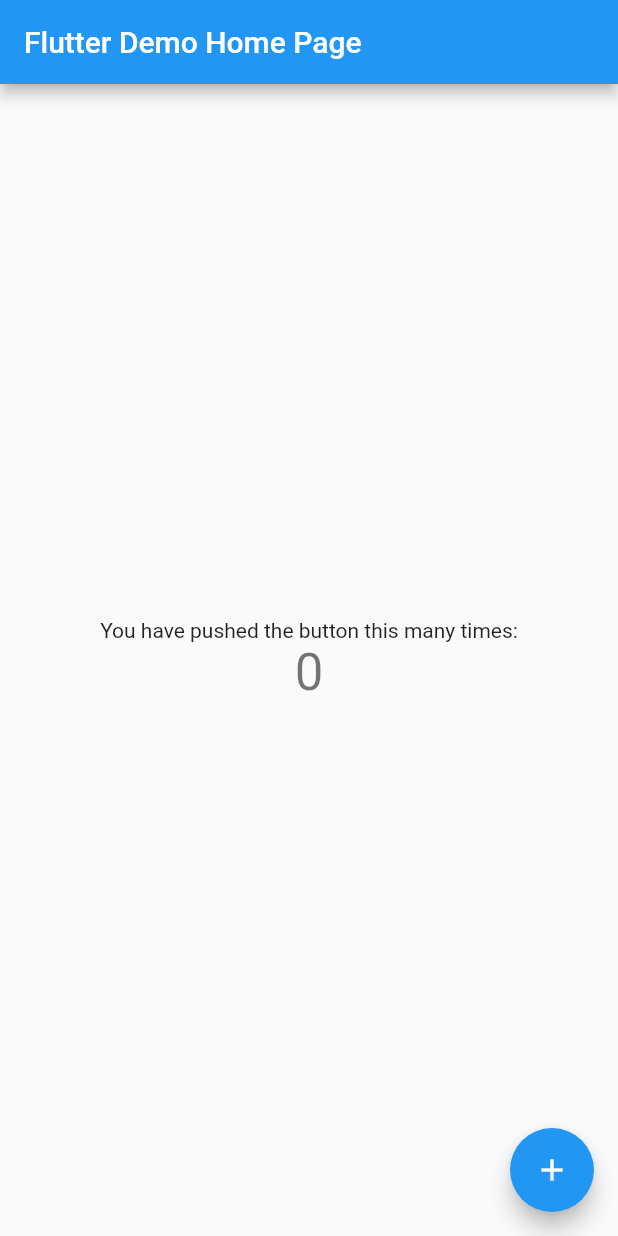
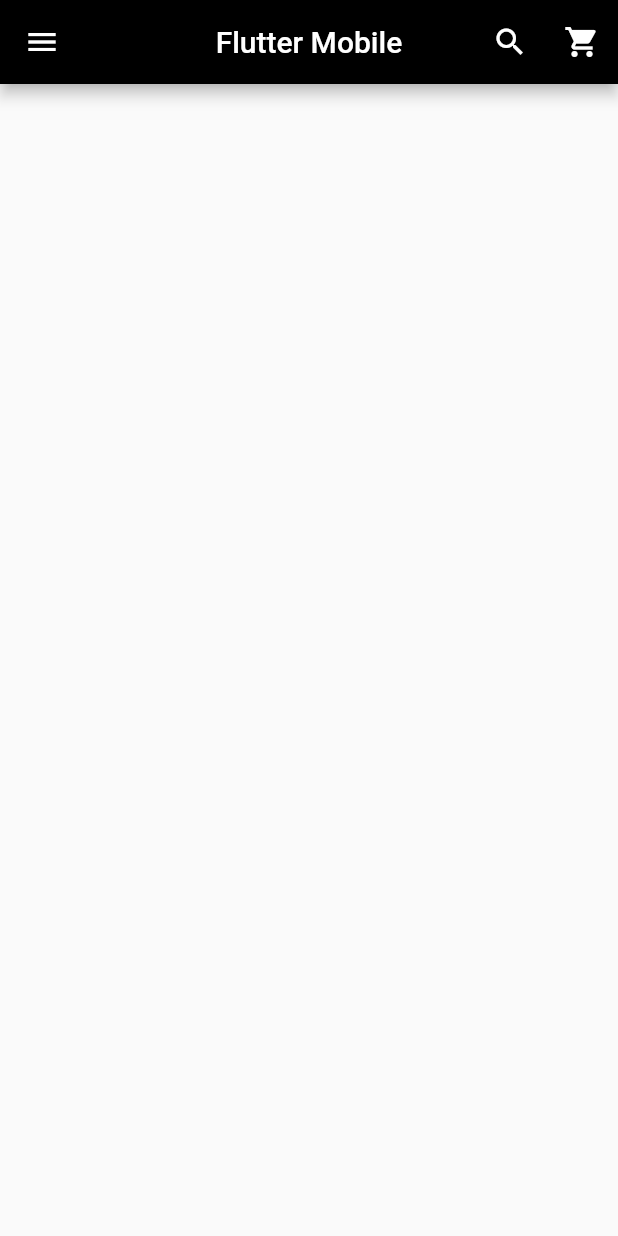
Before and after one commit to Luiz-fss/interface_responsiva, a Flutter app: the screen it shows after launch, on a phone screen of 412 x 824 dp. Run offline on Flutter 3.47's test engine with Material 2 defaults, Android fonts, the phone set to English and light mode, and no system bars.

Commit message:
Criação das apps bar para mobile e na web

```diff
--- a/lib/main.dart
+++ b/lib/main.dart
@@ -1,4 +1,5 @@
 import 'package:flutter/material.dart';
+import 'package:interface_responsiva/pages/home/home-page.dart';
 
 void main() {
   runApp(const MyApp());
@@ -7,109 +8,15 @@ void main() {
 class MyApp extends StatelessWidget {
   const MyApp({Key? key}) : super(key: key);
 
-  // This widget is the root of your application.
   @override
   Widget build(BuildContext context) {
     return MaterialApp(
       title: 'Flutter Demo',
+      debugShowCheckedModeBanner: false,
       theme: ThemeData(
-        // This is the theme of your application.
-        //
-        // Try running your application with "flutter run". You'll see the
-        // application has a blue toolbar. Then, without quitting the app, try
-        // changing the primarySwatch below to Colors.green and then invoke
-        // "hot reload" (press "r" in the console where you ran "flutter run",
-        // or simply save your changes to "hot reload" in a Flutter IDE).
-        // Notice that the counter didn't reset back to zero; the application
-        // is not restarted.
         primarySwatch: Colors.blue,
       ),
-      home: const MyHomePage(title: 'Flutter Demo Home Page'),
+      home: const HomePage(),
     );
   }
 }
-
-class MyHomePage extends StatefulWidget {
-  const MyHomePage({Key? key, required this.title}) : super(key: key);
-
-  // This widget is the home page of your application. It is stateful, meaning
-  // that it has a State object (defined below) that contains fields that affect
-  // how it looks.
-
-  // This class is the configuration for the state. It holds the values (in this
-  // case the title) provided by the parent (in this case the App widget) and
-  // used by the build method of the State. Fields in a Widget subclass are
-  // always marked "final".
-
-  final String title;
-
-  @override
-  State<MyHomePage> createState() => _MyHomePageState();
-}
-
-class _MyHomePageState extends State<MyHomePage> {
-  int _counter = 0;
-
-  void _incrementCounter() {
-    setState(() {
-      // This call to setState tells the Flutter framework that something has
-      // changed in this State, which causes it to rerun the build method below
-      // so that the display can reflect the updated values. If we changed
-      // _counter without calling setState(), then the build method would not be
-      // called again, and so nothing would appear to happen.
-      _counter++;
-    });
-  }
-
-  @override
-  Widget build(BuildContext context) {
-    // This method is rerun every time setState is called, for instance as done
-    // by the _incrementCounter method above.
-    //
-    // The Flutter framework has been optimized to make rerunning build methods
-    // fast, so that you can just rebuild anything that needs updating rather
-    // than having to individually change instances of widgets.
-    return Scaffold(
-      appBar: AppBar(
-        // Here we take the value from the MyHomePage object that was created by
-        // the App.build method, and use it to set our appbar title.
-        title: Text(widget.title),
-      ),
-      body: Center(
-        // Center is a layout widget. It takes a single child and positions it
-        // in the middle of the parent.
-        child: Column(
-          // Column is also a layout widget. It takes a list of children and
-          // arranges them vertically. By default, it sizes itself to fit its
-          // children horizontally, and tries to be as tall as its parent.
-          //
-          // Invoke "debug painting" (press "p" in the console, choose the
-          // "Toggle Debug Paint" action from the Flutter Inspector in Android
-          // Studio, or the "Toggle Debug Paint" command in Visual Studio Code)
-          // to see the wireframe for each widget.
-          //
-          // Column has various properties to control how it sizes itself and
-          // how it positions its children. Here we use mainAxisAlignment to
-          // center the children vertically; the main axis here is the vertical
-          // axis because Columns are vertical (the cross axis would be
-          // horizontal).
-          mainAxisAlignment: MainAxisAlignment.center,
-          children: <Widget>[
-            const Text(
-              'You have pushed the button this many times:',
-            ),
-            Text(
-              '$_counter',
-              style: Theme.of(context).textTheme.headline4,
-            ),
-          ],
-        ),
-      ),
-      floatingActionButton: FloatingActionButton(
-        onPressed: _incrementCounter,
-        tooltip: 'Increment',
-        child: const Icon(Icons.add),
-      ), // This trailing comma makes auto-formatting nicer for build methods.
-    );
-  }
-}
--- /dev/null
+++ b/lib/pages/home/home-page.dart
@@ -0,0 +1,27 @@
+import 'package:flutter/material.dart';
+import 'package:interface_responsiva/pages/home/widgets/app-bar/app-bar-mobile.dart';
+import 'package:interface_responsiva/pages/home/widgets/app-bar/app-bar-web.dart';
+
+class HomePage extends StatelessWidget {
+  const HomePage({Key? key}) : super(key: key);
+
+  @override
+  Widget build(BuildContext context) {
+    return LayoutBuilder(builder: (context, constraints) {
+      return Scaffold(
+          appBar: _retornarAppBar(constraints),
+        drawer: Drawer(),
+      );
+    });
+  }
+
+  PreferredSizeWidget _retornarAppBar(BoxConstraints constraints) {
+    if (constraints.maxWidth <= 800) {
+      //necessario por PreferedSize antes pois o MobileAppBar não é um widget direto do tipo app bar
+      return const PreferredSize(
+          preferredSize: Size(double.infinity, 56), child: MobileAppBar());
+    } else {
+      return PreferredSize(child: WebAppBar(), preferredSize: Size(double.infinity,72));
+    }
+  }
+}
--- /dev/null
+++ b/lib/pages/home/widgets/app-bar/app-bar-mobile.dart
@@ -0,0 +1,18 @@
+import 'package:flutter/material.dart';
+
+class MobileAppBar extends StatelessWidget {
+  const MobileAppBar({Key? key}) : super(key: key);
+
+  @override
+  Widget build(BuildContext context) {
+    return AppBar(
+      backgroundColor: Colors.black,
+      title: const Text("Flutter Mobile"),
+      centerTitle: true,
+      actions: [
+        IconButton(onPressed: (){}, icon: const Icon(Icons.search)),
+        IconButton(onPressed: (){}, icon: const Icon(Icons.shopping_cart)),
+      ],
+    );
+  }
+}
```
Also changed, not shown: lib/pages/home/widgets/app-bar/app-bar-web.dart (added, +50 -0 lines), lib/pages/home/widgets/app-bar/web-conteudo-responsivo-app-bar.dart (added, +38 -0 lines).
